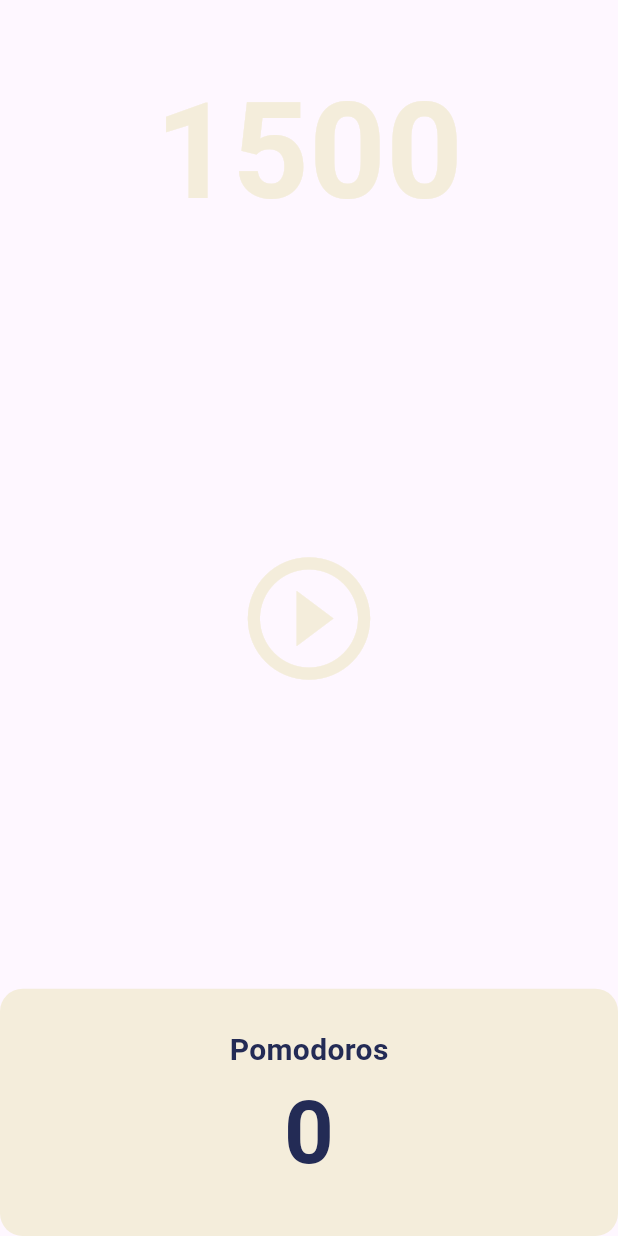
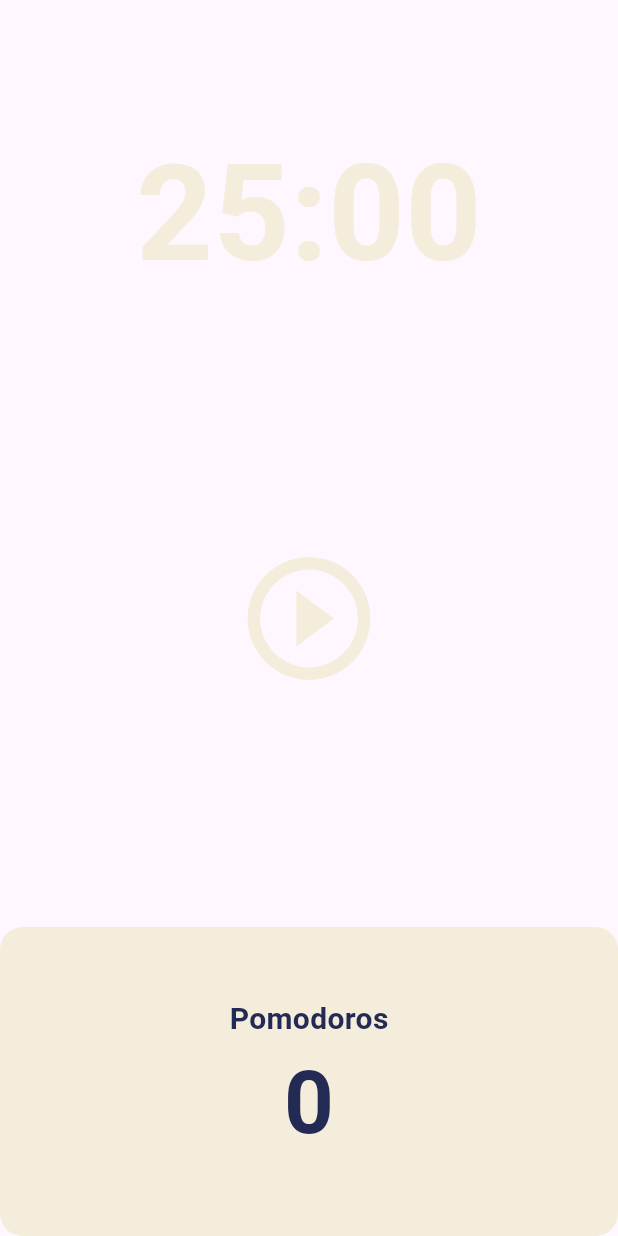
Before and after one commit to dyeon999/flutter, a Flutter app: the screen it shows after launch, on a phone screen of 412 x 824 dp. Run offline on Flutter 3.47's test engine with Material 3 defaults, Android fonts, the phone set to English and light mode, and no system bars.

Commit message:
feat: reset

```diff
--- a/pomodoro/lib/screens/home_screen.dart
+++ b/pomodoro/lib/screens/home_screen.dart
@@ -2,6 +2,7 @@ import 'dart:async';
 
 import 'package:flutter/cupertino.dart';
 import 'package:flutter/material.dart';
+import 'package:intl/intl.dart';
 
 class HomeScreen extends StatefulWidget{
   const HomeScreen({
@@ -13,22 +14,35 @@ class HomeScreen extends StatefulWidget{
 }
 
 class _HomeScreenState extends State<HomeScreen>{
-  int totalSeconds = 1500;
+  static const twentyfivemin = 1500;
+  int totalSeconds = twentyfivemin;
   bool isRunning = false;
+  bool isStopped = true;
+  int totalPomodoros = 0;
   late Timer timer;
 
   void onTick(Timer timer){
+    if(totalSeconds == 0){
+      setState(() {
+        totalPomodoros += 1;
+        isRunning = false;
+        totalSeconds = twentyfivemin;
+      });
+      timer.cancel();
+    } else{
       setState(() {
         totalSeconds -= 1;
       });
     }
+  }
 
   void onStartPressed(){
     timer = Timer.periodic(
-      Duration(seconds: 1), onTick,
+      const Duration(seconds: 1), onTick,
     );
     setState((){
       isRunning = true;
+      isStopped = false;
     });
   }
 
@@ -37,6 +51,23 @@ class _HomeScreenState extends State<HomeScreen>{
     setState(() {
       isRunning = false;
     });
+  }
+
+  void onStopPressed(){
+    setState(() {
+      totalSeconds = twentyfivemin;
+      isRunning = false;
+      isStopped = true;
+    });
+    timer.cancel();
+  }
+
+  String format(int seconds){
+    var duration = Duration(seconds: seconds);
+    var timeFormat = duration.toString().split(".").first.substring(2,7);
+
+    print(timeFormat);
+    return timeFormat;
   }
 
   @override
@@ -49,7 +80,7 @@ class _HomeScreenState extends State<HomeScreen>{
             flex: 1,
               child: Container(
                 alignment: Alignment.bottomCenter,
-                child: Text("$totalSeconds",
+                child: Text(format(totalSeconds),
                   style: TextStyle(
                     color: Theme.of(context).cardColor,
                     fontSize: 89,
@@ -59,14 +90,30 @@ class _HomeScreenState extends State<HomeScreen>{
               )
           ),
           Flexible(
-            flex: 3,
-            child: Center(
+            flex: 2,
+            child: Column(
+              mainAxisAlignment: MainAxisAlignment.center,
+              children: [
+                Center(
                   child: IconButton(
                     iconSize: 98,
                     color: Theme.of(context).cardColor,
                     onPressed: isRunning? onPausePressed : onStartPressed,
                     icon: Icon(isRunning? Icons.pause_circle_outline : Icons.play_circle_outline),
                   ),
+                ),
+                Center(
+                  child: Visibility(
+                    visible: !isStopped,
+                    child: IconButton(
+                      iconSize: 48,
+                      color: Theme.of(context).cardColor,
+                      onPressed: onStopPressed,
+                      icon: const Icon(Icons.replay),
+                    ),
+                  ),
+                ),
+              ],
             ),
           ),
           Flexible(
@@ -91,7 +138,7 @@ class _HomeScreenState extends State<HomeScreen>{
                           ),
                         ),
                         Text(
-                          "0",
+                          "$totalPomodoros",
                           style: TextStyle(
                               fontWeight: FontWeight.w600,
                               fontSize: 58,
--- a/pomodoro/pubspec.yaml
+++ b/pomodoro/pubspec.yaml
@@ -28,6 +28,7 @@ environment:
 # the latest version available on pub.dev. To see which dependencies have newer
 # versions available, run `flutter pub outdated`.
 dependencies:
+  intl: ^0.19.0
   flutter:
     sdk: flutter
 
```
Also changed, not shown: pomodoro/pubspec.lock. Lines whose indentation alone changed are shown as unchanged.
